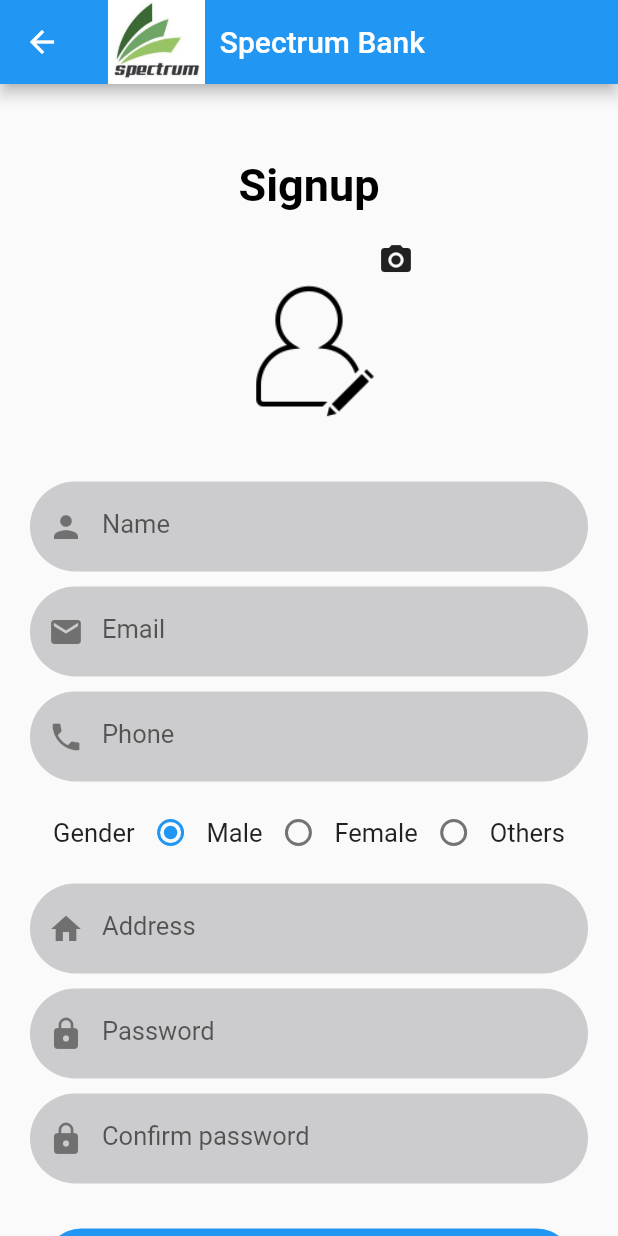
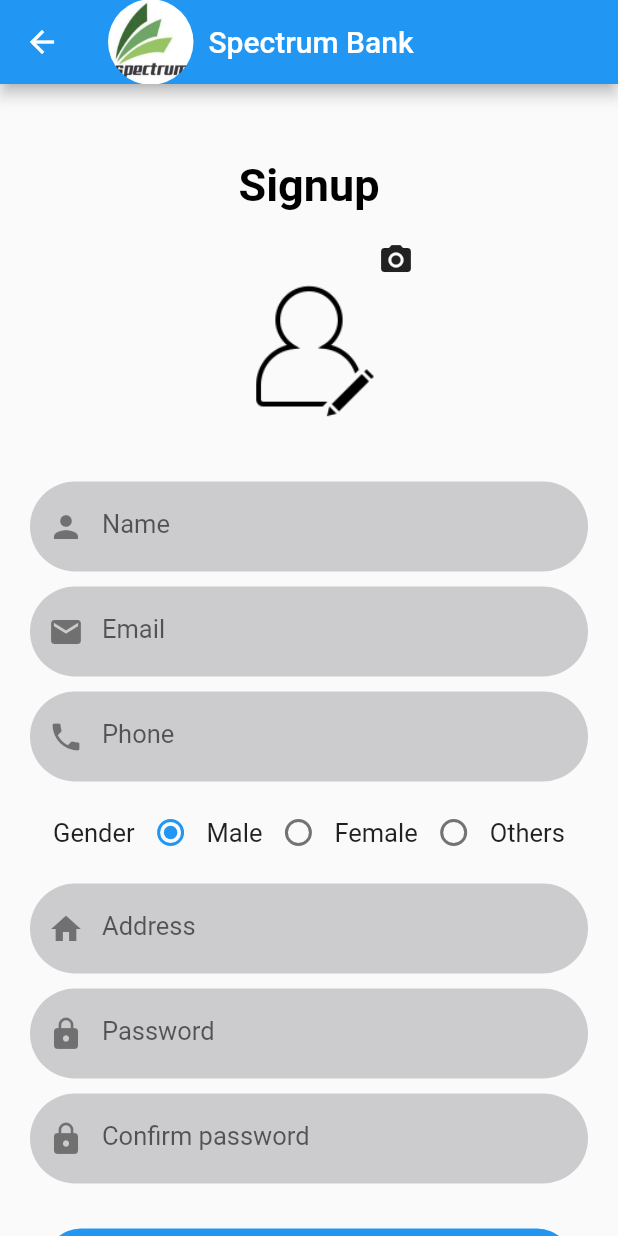
Before and after one commit to ibrahim-cse/smart_camera, a Flutter app: the screen it shows after launch, after a tap on "Sign up", on a phone screen of 412 x 824 dp. Run offline on Flutter 3.47's test engine with Material 2 defaults, Android fonts, the phone set to English and light mode, and no system bars; our stand-ins replace carousel_slider, fluttertoast, font_awesome_flutter, image_picker, open_file, sqflite; missing offline and left inert: image_painter; accounts and stored records are empty; network calls fail.

Commit message:
Modified appbar photo container.

```diff
--- a/lib/screens/login_form.dart
+++ b/lib/screens/login_form.dart
@@ -69,10 +69,22 @@ class _LoginFormState extends State<LoginForm> {
         centerTitle: true,
         title: Row(
           children: [
-            Image.asset(
-              'images/spectrum.jpg',
+            Container(
+              width: 57,
               height: 57,
+              decoration: BoxDecoration(
+                shape: BoxShape.circle,
+                image: DecorationImage(
+                    image: AssetImage(
+                      'images/spectrum.jpg',
+                    ),
+                    fit: BoxFit.fill),
+              ),
             ),
+            // Image.asset(
+            //   'images/spectrum.jpg',
+            //   height: 57,
+            // ),
             SizedBox(
               width: 10.0,
             ),
--- a/lib/screens/signup_form.dart
+++ b/lib/screens/signup_form.dart
@@ -68,9 +68,17 @@ class _SignupFormState extends State<SignupForm> {
         centerTitle: true,
         title: Row(
           children: [
-            Image.asset(
-              'images/spectrum.jpg',
+            Container(
+              width: 57,
               height: 57,
+              decoration: BoxDecoration(
+                shape: BoxShape.circle,
+                image: DecorationImage(
+                    image: AssetImage(
+                      'images/spectrum.jpg',
+                    ),
+                    fit: BoxFit.fill),
+              ),
             ),
             SizedBox(
               width: 10.0,
```
Also changed, not shown: lib/screens/camera_form.dart (+8 -4 lines).
